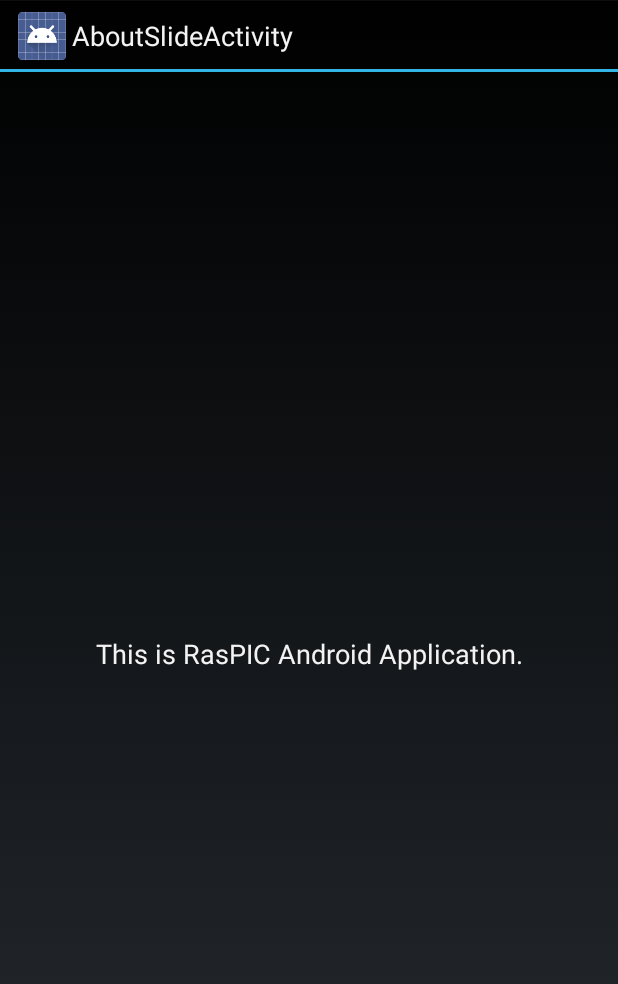
After one commit to Mecin/RasPIC, an Android app: the AboutFragment screen opened directly, with no data from a screen before it, on a phone screen of 412 x 824 dp. The commit adds this screen. Shown: the top 984 px of the screen. Run offline under Robolectric (Android 15) with nearby library versions, the phone set to English and light mode, and no system bars.

Commit message:
New about activity with pageview (new two fragments). Added scanning protection without Wi-Fi establishemnt.

```diff
--- /dev/null
+++ b/app/src/main/java/pl/dmcs/mecin/raspic/AboutFragment.java
@@ -0,0 +1,33 @@
+package pl.dmcs.mecin.raspic;
+
+
+import android.os.Bundle;
+import android.view.LayoutInflater;
+import android.view.View;
+import android.view.ViewGroup;
+import android.support.v4.app.Fragment;
+
+
+/**
+ * A simple {@link Fragment} subclass.
+ */
+public class AboutFragment extends Fragment {
+
+
+    public AboutFragment() {
+        // Required empty public constructor
+    }
+
+
+    @Override
+    public View onCreateView(LayoutInflater inflater, ViewGroup container,
+                             Bundle savedInstanceState) {
+        ViewGroup rootView = (ViewGroup) inflater.inflate(
+                R.layout.fragment_about, container, false);
+
+        return rootView;
+    }
+
+
+
+}
--- /dev/null
+++ b/app/src/main/java/pl/dmcs/mecin/raspic/AboutSlideActivity.java
@@ -0,0 +1,82 @@
+package pl.dmcs.mecin.raspic;
+
+import android.app.Activity;
+import android.os.Bundle;
+import android.support.v4.app.Fragment;
+import android.support.v4.app.FragmentActivity;
+import android.support.v4.app.FragmentManager;
+import android.support.v4.app.FragmentStatePagerAdapter;
+import android.support.v4.view.PagerAdapter;
+import android.support.v4.view.ViewPager;
+import android.util.Log;
+import android.view.Menu;
+import android.view.MenuItem;
+
+
+public class AboutSlideActivity extends FragmentActivity {
+
+
+    /**
+     * The number of pages (wizard steps) to show in this demo.
+     */
+    private static final int NUM_PAGES = 2;
+
+    /**
+     * The pager widget, which handles animation and allows swiping horizontally to access previous
+     * and next wizard steps.
+     */
+    private ViewPager mPager;
+
+    /**
+     * The pager adapter, which provides the pages to the view pager widget.
+     */
+    private PagerAdapter mPagerAdapter;
+
+    @Override
+    protected void onCreate(Bundle savedInstanceState) {
+        super.onCreate(savedInstanceState);
+        setContentView(R.layout.activity_about_slide);
+
+        // Instantiate a ViewPager and a PagerAdapter.
+        mPager = (ViewPager) findViewById(R.id.pager);
+        mPagerAdapter = new ScreenSlidePagerAdapter(getSupportFragmentManager());
+        mPager.setAdapter(mPagerAdapter);
+    }
+
+    @Override
+    public void onBackPressed() {
+        if (mPager.getCurrentItem() == 0) {
+            // If the user is currently looking at the first step, allow the system to handle the
+            // Back button. This calls finish() on this activity and pops the back stack.
+            super.onBackPressed();
+        } else {
+            // Otherwise, select the previous step.
+            mPager.setCurrentItem(mPager.getCurrentItem() - 1);
+        }
+    }
+
+    private class ScreenSlidePagerAdapter extends FragmentStatePagerAdapter {
+        public ScreenSlidePagerAdapter(FragmentManager fm) {
+            super(fm);
+        }
+
+        @Override
+        public Fragment getItem(int position) {
+            Log.d("getItem", "position: " + position);
+            switch (position) {
+                case 0:
+                    return new AboutFragment();
+                case 1:
+                    return new VersionFragment();
+                default:
+                    return new AboutFragment();
+            }
+            //return new AboutFragment();
+        }
+
+        @Override
+        public int getCount() {
+            return NUM_PAGES;
+        }
+    }
+}
--- /dev/null
+++ b/app/src/main/java/pl/dmcs/mecin/raspic/VersionFragment.java
@@ -0,0 +1,30 @@
+package pl.dmcs.mecin.raspic;
+
+
+import android.os.Bundle;
+import android.view.LayoutInflater;
+import android.view.View;
+import android.view.ViewGroup;
+import android.support.v4.app.Fragment;
+
+/**
+ * A simple {@link Fragment} subclass.
+ */
+public class VersionFragment extends Fragment {
+
+
+    public VersionFragment() {
+        // Required empty public constructor
+    }
+
+
+    @Override
+    public View onCreateView(LayoutInflater inflater, ViewGroup container,
+                             Bundle savedInstanceState) {
+        ViewGroup rootView = (ViewGroup) inflater.inflate(
+                R.layout.fragment_version, container, false);
+
+        return rootView;
+    }
+
+}
--- /dev/null
+++ b/app/src/main/res/layout/activity_about_slide.xml
@@ -0,0 +1,5 @@
+<android.support.v4.view.ViewPager
+    xmlns:android="http://schemas.android.com/apk/res/android"
+    android:id="@+id/pager"
+    android:layout_width="match_parent"
+    android:layout_height="match_parent" />
--- /dev/null
+++ b/app/src/main/res/layout/fragment_about.xml
@@ -0,0 +1,14 @@
+<ScrollView xmlns:android="http://schemas.android.com/apk/res/android"
+    android:id="@+id/content"
+    android:layout_width="match_parent"
+    android:layout_height="match_parent" >
+
+    <TextView style="?android:textAppearanceMedium"
+        android:padding="16dp"
+        android:layout_gravity="center"
+        android:gravity="center"
+        android:lineSpacingMultiplier="1.2"
+        android:layout_width="match_parent"
+        android:layout_height="wrap_content"
+        android:text="@string/about_information" />
+</ScrollView>
--- /dev/null
+++ b/app/src/main/res/menu/menu_about_slide.xml
@@ -0,0 +1,6 @@
+<menu xmlns:android="http://schemas.android.com/apk/res/android"
+    xmlns:tools="http://schemas.android.com/tools"
+    tools:context="pl.dmcs.mecin.raspic.AboutSlideActivity">
+    <item android:id="@+id/action_settings" android:title="@string/action_settings"
+        android:orderInCategory="100" android:showAsAction="never" />
+</menu>
--- a/app/src/main/res/values/strings.xml
+++ b/app/src/main/res/values/strings.xml
@@ -14,6 +14,9 @@
     <string name="cancel">Cancel</string>
     <string name="connect_method">Connect via</string>
     <string name="reach_time_ms">ms</string>
-
+    <string name="title_activity_about_slide">AboutSlideActivity</string>
+    <string name="about">About</string>
+    <string name="about_information">This is RasPIC Android Application.</string>
+    <string name="version_information">Version 0.1.0.</string>
 
 </resources>
--- a/build.gradle
+++ b/build.gradle
@@ -6,6 +6,7 @@ buildscript {
     }
     dependencies {
         classpath 'com.android.tools.build:gradle:0.12.2'
+
 
         // NOTE: Do not place your application dependencies here; they belong
         // in the individual module build.gradle files
```
Also changed, not shown: app/src/main/AndroidManifest.xml (+12 -8 lines), app/src/main/java/pl/dmcs/mecin/raspic/MainActivity.java (+13 -0 lines), app/src/main/java/pl/dmcs/mecin/raspic/ScannerFragment.java (+7 -8 lines), app/src/main/java/pl/dmcs/mecin/raspic/StartFragment.java (+11 -5 lines), app/src/main/res/layout/fragment_start.xml (+7 -0 lines), app/src/main/res/layout/fragment_version.xml (added, +14 -0 lines).
